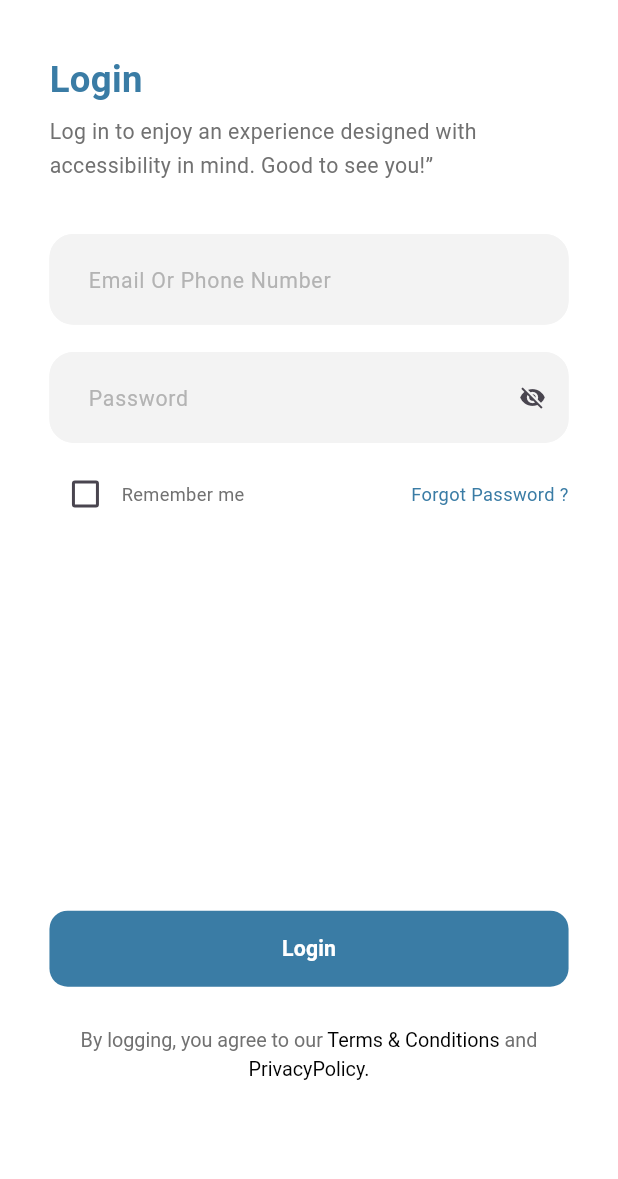
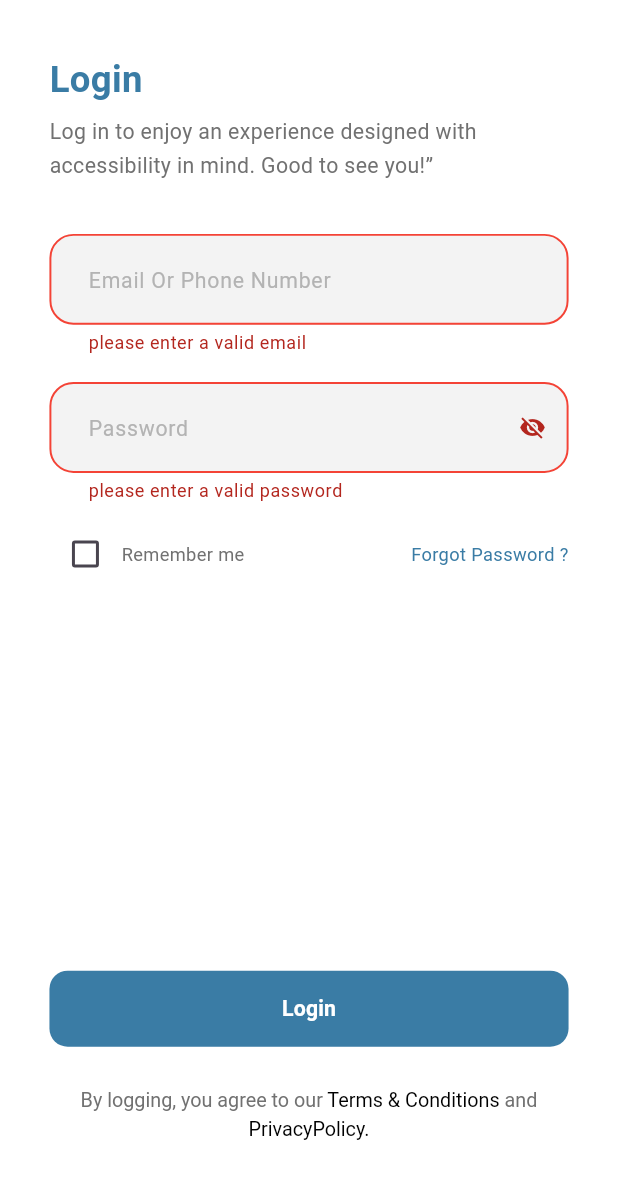
Before and after one commit to marcelino-tharwat/sanda, a Flutter app: the LoginScreen screen opened by its route, after a tap on "Login", on a phone screen of 412 x 824 dp. Shown: the top 1179 px of the screen. Run offline on Flutter 3.47's test engine with Material 3 defaults, Android fonts, the phone set to English and light mode, and no system bars; our stand-ins replace bloc, flutter_bloc, flutter_screenutil, go_router.

Commit message:
*validation login*

```diff
--- /dev/null
+++ b/lib/core/regex/app_regex.dart
@@ -0,0 +1,35 @@
+class AppRegex {
+  // Check if the email is valid
+  static bool isValidEmail(String email) {
+    return RegExp(r'^[\w\.-]+@[a-zA-Z\d-]+\.[a-zA-Z]{2,}$').hasMatch(email);
+  }
+
+  // Check if the password contains at least one lowercase letter
+  static bool hasLowercase(String password) {
+    return RegExp(r'[a-z]').hasMatch(password);
+  }
+
+  // Check if the password contains at least one uppercase letter
+  static bool hasUppercase(String password) {
+    return RegExp(r'[A-Z]').hasMatch(password);
+  }
+
+  // Check if the password contains at least one number
+  static bool hasNumber(String password) {
+    return RegExp(r'\d').hasMatch(password);
+  }
+
+  // Check if the password meets the minimum length requirement
+  static bool hasMinLength(String password) {
+    return RegExp(r'.{8,}').hasMatch(password);
+  }
+
+  // Check if the password contains at least one special character
+  static bool hasSpecialCharacter(String password) {
+    return RegExp(r'[!@#$%^&*(),.?":{}|<>]').hasMatch(password);
+  }
+
+  static bool validPhoneNumber(String phoneNumber) {
+    return RegExp(r'^(010|012|015)[0-9]{8}$').hasMatch(phoneNumber);
+  }
+}
--- a/lib/core/routing/app_router.dart
+++ b/lib/core/routing/app_router.dart
@@ -1,7 +1,9 @@
 import 'package:flutter/material.dart';
+import 'package:flutter_bloc/flutter_bloc.dart';
 import 'package:go_router/go_router.dart';
 import 'package:sanda/core/routing/routes.dart';
 import 'package:sanda/features/auth/forget_password/ui/forget_password_screen.dart';
+import 'package:sanda/features/auth/login/logic/login_cubit.dart';
 import 'package:sanda/features/auth/login/ui/login_screen.dart';
 import 'package:sanda/features/auth/otp/ui/otp_screen.dart';
 import 'package:sanda/features/on_bording/ui/on_bording_screen.dart';
@@ -25,7 +27,10 @@ final GoRouter router = GoRouter(
         GoRoute(
           path: Routes.loginScreen,
           builder: (BuildContext context, GoRouterState state) {
-            return const LoginScreen();
+            return BlocProvider(
+              create: (context) => LoginCubit(),
+              child: const LoginScreen(),
+            );
           },
         ),
         GoRoute(
@@ -40,7 +45,7 @@ final GoRouter router = GoRouter(
             return const ForgetPasswordScreen();
           },
         ),
-                GoRoute(
+        GoRoute(
           path: Routes.otpScreen,
           builder: (BuildContext context, GoRouterState state) {
             return const OtpScreen();
--- a/lib/core/widgets/app_form_text_filed.dart
+++ b/lib/core/widgets/app_form_text_filed.dart
@@ -7,8 +7,15 @@ class AppFormTextFiled extends StatelessWidget {
   final String hintText;
   final bool? isObscured;
   final Widget? suffixIcon;
+  final TextEditingController? controller;
+  final String? Function(String?)? validator;
   const AppFormTextFiled(
-      {super.key, required this.hintText, this.isObscured, this.suffixIcon});
+      {super.key,
+      required this.hintText,
+      this.isObscured,
+      this.suffixIcon,
+      this.controller,
+      this.validator});
 
   @override
   Widget build(BuildContext context) {
@@ -41,6 +48,8 @@ class AppFormTextFiled extends StatelessWidget {
         suffixIcon: suffixIcon,
       ),
       obscureText: isObscured ?? false,
+      controller: controller,
+      validator: validator != null ? (value) => validator!(value) : null,
     );
   }
 }
--- /dev/null
+++ b/lib/features/auth/login/logic/login_cubit.dart
@@ -0,0 +1,14 @@
+import 'package:bloc/bloc.dart';
+import 'package:flutter/material.dart';
+import 'package:meta/meta.dart';
+
+part 'login_state.dart';
+
+class LoginCubit extends Cubit<LoginState> {
+  final formKey = GlobalKey<FormState>();
+
+  TextEditingController emailController = TextEditingController();
+  TextEditingController passwordController = TextEditingController();
+
+  LoginCubit() : super(LoginInitial());
+}
--- /dev/null
+++ b/lib/features/auth/login/logic/login_state.dart
@@ -0,0 +1,6 @@
+part of 'login_cubit.dart';
+
+@immutable
+sealed class LoginState {}
+
+final class LoginInitial extends LoginState {}
--- a/lib/features/auth/login/ui/login_screen.dart
+++ b/lib/features/auth/login/ui/login_screen.dart
@@ -1,9 +1,11 @@
 import 'package:flutter/material.dart';
+import 'package:flutter_bloc/flutter_bloc.dart';
 import 'package:flutter_screenutil/flutter_screenutil.dart';
 import 'package:sanda/core/helper/spacer.dart';
 import 'package:sanda/core/theming/styles.dart';
 import 'package:sanda/core/widgets/app_text_button.dart';
 import 'package:sanda/core/widgets/terms_and_condtions.dart';
+import 'package:sanda/features/auth/login/logic/login_cubit.dart';
 import 'package:sanda/features/auth/login/ui/widgets/email_and_password.dart';
 import 'package:sanda/features/auth/login/ui/widgets/remember_me_and_forget_password.dart';
 
@@ -35,7 +37,17 @@ class LoginScreen extends StatelessWidget {
                 verticalSpace(250),
                 AppTextButton(
                   bottonText: 'Login',
-                  onPressed: () {},
+                  onPressed: () {
+                    final isValid = context
+                        .read<LoginCubit>()
+                        .formKey
+                        .currentState!
+                        .validate();
+                    if (!isValid) {
+                      return;
+                    }
+
+                  },
                 ),
                 verticalSpace(25),
                 const TermsAndCondtions()
@@ -46,4 +58,6 @@ class LoginScreen extends StatelessWidget {
       ),
     );
   }
+
+
 }
--- a/lib/features/auth/login/ui/widgets/email_and_password.dart
+++ b/lib/features/auth/login/ui/widgets/email_and_password.dart
@@ -1,6 +1,9 @@
 import 'package:flutter/material.dart';
+import 'package:flutter_bloc/flutter_bloc.dart';
 import 'package:sanda/core/helper/spacer.dart';
+import 'package:sanda/core/regex/app_regex.dart';
 import 'package:sanda/core/widgets/app_form_text_filed.dart';
+import 'package:sanda/features/auth/login/logic/login_cubit.dart';
 
 class EmailAndPassword extends StatefulWidget {
   const EmailAndPassword({super.key});
@@ -11,14 +14,68 @@ class EmailAndPassword extends StatefulWidget {
 
 class _EmailAndPasswordState extends State<EmailAndPassword> {
   bool isObscured = true;
+  bool hasLowerCase = false;
+  bool hasUpperCase = false;
+  bool hasnumber = false;
+  bool hasMinLen = false;
+  bool hasSpechailCharacter = false;
+  late TextEditingController passwordController;
+  @override
+  void initState() {
+    super.initState();
+    passwordController = context.read<LoginCubit>().passwordController;
+    setupPasswordValidationListener();
+  }
+
+  void setupPasswordValidationListener() {
+    passwordController.addListener(
+      () {
+        setState(() {
+          hasLowerCase = AppRegex.hasLowercase(passwordController.text);
+          hasUpperCase = AppRegex.hasUppercase(passwordController.text);
+          hasSpechailCharacter =
+              AppRegex.hasSpecialCharacter(passwordController.text);
+          hasMinLen = AppRegex.hasMinLength(passwordController.text);
+          hasnumber = AppRegex.hasNumber(passwordController.text);
+        });
+      },
+    );
+  }
 
   @override
   Widget build(BuildContext context) {
-    return Column(
+    return Form(
+      key: context.read<LoginCubit>().formKey,
+      child: Column(
         children: [
-        const AppFormTextFiled(hintText: 'Email Or Phone Number '),
+          AppFormTextFiled(
+              controller: context.read<LoginCubit>().emailController,
+              validator: (value) {
+                if (value == null ||
+                    value.isEmpty ||
+                    !AppRegex.isValidEmail(value)) {
+                  return 'please enter a valid email';
+                }
+              },
+              hintText: 'Email Or Phone Number '),
           verticalSpace(18),
           AppFormTextFiled(
+            controller: context.read<LoginCubit>().passwordController,
+            validator: (value) {
+              if (value == null || value.isEmpty) {
+                return 'please enter a valid password';
+              } else if (!hasLowerCase) {
+                return 'please enter At leat 1 lowercase letter';
+              } else if (!hasUpperCase) {
+                return 'please enter At leat 1 Uppercase letter';
+              } else if (!hasSpechailCharacter) {
+                return 'please enter At leat 1 Specail Character letter';
+              } else if (!hasnumber) {
+                return 'please enter At leat 1 Number letter';
+              } else if (!hasMinLen) {
+                return 'please enter At leat 8 character long';
+              }
+            },
             hintText: 'Password',
             isObscured: isObscured,
             suffixIcon: GestureDetector(
@@ -29,9 +86,17 @@ class _EmailAndPasswordState extends State<EmailAndPassword> {
               },
               child: isObscured
                   ? const Icon(Icons.visibility_off)
-                  : const Icon(Icons.visibility)),
+                  : const Icon(Icons.visibility),
+            ),
           )
         ],
+      ),
     );
   }
+
+  @override
+  void dispose() {
+    super.dispose();
+    passwordController.dispose();
   }
+}
--- a/pubspec.yaml
+++ b/pubspec.yaml
@@ -37,6 +37,7 @@ dependencies:
   cupertino_icons: ^1.0.8
   go_router: ^14.4.1
   flutter_screenutil: ^5.9.3
+  flutter_bloc: ^8.1.6
 
 dev_dependencies:
   flutter_test:
```
Also changed, not shown: pubspec.lock. Lines whose indentation alone changed are shown as unchanged.
